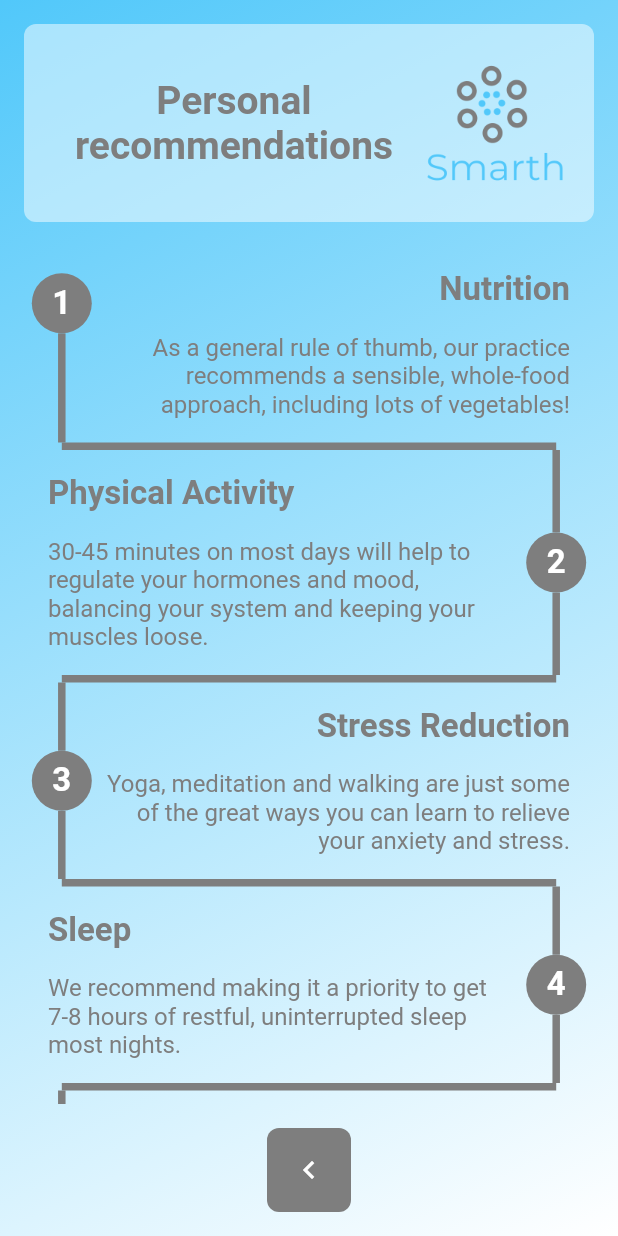
After one commit to olenapatsevko/smarth_mobile, a Flutter app: the MenuPage screen opened directly, after a tap on "Recommendations", on a phone screen of 412 x 824 dp. The commit adds this screen. Run offline on Flutter 3.47's test engine with Material 2 defaults, Android fonts, the phone set to English and light mode, and no system bars; drawn by our look-alikes of timeline_tile; our stand-ins replace google_fonts.

```diff
--- a/lib/src/menu.dart
+++ b/lib/src/menu.dart
@@ -1,5 +1,6 @@
 import 'package:flutter/material.dart';
 import 'package:smarth_app/src/elements/bouncing_button.dart';
+import 'package:smarth_app/src/reccomendations/recommendation.dart';
 import 'package:smarth_app/src/summary.dart';
 import 'package:url_launcher/url_launcher.dart';
 
@@ -75,7 +76,7 @@ class _MenuPageState extends State<MenuPage> {
   Widget _getSummary() {
     return InkWell(
       onTap: () {
-        Navigator.pop(
+        Navigator.push(
             context, MaterialPageRoute(builder: (context) => SummaryPage()));
       },
       child: Container(
@@ -104,7 +105,7 @@ class _MenuPageState extends State<MenuPage> {
     return InkWell(
       onTap: () {
         Navigator.push(
-            context, MaterialPageRoute(builder: (context) => LoginPage()));
+            context, MaterialPageRoute(builder: (context) => RecommendationRage()));
       },
       child: Container(
         width: MediaQuery.of(context).size.width,
@@ -156,7 +157,10 @@ class _MenuPageState extends State<MenuPage> {
   }
 
   Widget _title() {
-    return Image.asset('assets/logo.png');
+    return Image.asset('assets/logo.png',
+        width: 100,
+        height: 100,
+        fit:BoxFit.fill );
   }
 
   @override
--- /dev/null
+++ b/lib/src/reccomendations/recommendation.dart
@@ -0,0 +1,304 @@
+import 'dart:math';
+
+import 'package:flutter/material.dart';
+import 'package:google_fonts/google_fonts.dart';
+import 'package:timeline_tile/timeline_tile.dart';
+
+class RecommendationRage extends StatefulWidget {
+  @override
+  _RecommendationRageState createState() => _RecommendationRageState();
+}
+
+class _RecommendationRageState extends State<RecommendationRage> {
+  List<Recommendation> _steps;
+
+  @override
+  void initState() {
+    _steps = _generateData();
+    super.initState();
+  }
+
+  @override
+  Widget build(BuildContext context) {
+    return Container(
+      decoration: const BoxDecoration(
+        gradient: LinearGradient(
+          begin: Alignment.topLeft,
+          end: Alignment.bottomRight,
+          colors: [
+            Color(0xFF51C8FA),
+            Color(0xFFFFFFFF),
+          ],
+        ),
+      ),
+      child: Theme(
+        data: Theme.of(context).copyWith(
+          accentColor: const Color(0xFF51C8FA).withOpacity(0.2),
+        ),
+        child: SafeArea(
+          child: Scaffold(
+            backgroundColor: Colors.transparent,
+            body: Center(
+              child: Column(
+                children: <Widget>[
+                  _Header(),
+                  Expanded(
+                    child: CustomScrollView(
+                      slivers: <Widget>[_TimelineSteps(steps: _steps)],
+                    ),
+                  ),
+                  _error()
+                ],
+              ),
+            ),
+          ),
+        ),
+      ),
+    );
+  }
+
+  List<Recommendation> _generateData() {
+    return <Recommendation>[
+      const Recommendation(
+        step: 1,
+        title: 'Nutrition',
+        message:
+            'As a general rule of thumb, our practice recommends a sensible, whole-food approach, including lots of vegetables!',
+      ),
+      const Recommendation(
+        step: 2,
+        title: 'Physical Activity',
+        message:
+            '30-45 minutes on most days will help to regulate your hormones and mood, balancing your system and keeping your muscles loose.',
+      ),
+      const Recommendation(
+        step: 3,
+        title: 'Stress Reduction',
+        message:
+            'Yoga, meditation and walking are just some of the great ways you can learn to relieve your anxiety and stress.',
+      ),
+      const Recommendation(
+        step: 4,
+        title: 'Sleep',
+        message:
+            'We recommend making it a priority to get 7-8 hours of restful, uninterrupted sleep most nights.',
+      ),
+      const Recommendation(
+        step: 5,
+        title: 'Water Intake',
+        message:
+            'Bone broth, broth-based soups and foods with higher water content such as celery, tomatoes or melon can contribute to your daily goal!',
+      ),
+      const Recommendation(
+        step: 6,
+        title: 'Preventative Care',
+        message:
+            'First and Foremost, we recommend visiting us once a year for an Annual Physical (with potential routine bloodwork to monitor changes).',
+      ),
+      const Recommendation(
+        step: 7,
+        title: 'Limiting Excess Consumption or Exposure',
+        message:
+            'Red Meat, Caffeine, Nicotine, Alcohol, Sugar, Sunlight, Chemicals in the Workplace. (More detailed information coming soon, since in specific situations, some may have benefits in small quantities)',
+      ),
+    ];
+  }
+
+  Widget _error() {
+    return Container(
+        padding: const EdgeInsets.all(16),
+        margin: const EdgeInsets.all(16),
+        decoration: BoxDecoration(
+          color: const Color(0xFF7E7E7E),
+          borderRadius: const BorderRadius.all(Radius.circular(8)),
+        ),
+        child: InkWell(
+          onTap: () {
+            Navigator.pop(context);
+          },
+          child: Icon(Icons.keyboard_arrow_left, color: Colors.white),
+        ));
+  }
+}
+
+class _TimelineSteps extends StatelessWidget {
+  const _TimelineSteps({Key key, this.steps}) : super(key: key);
+
+  final List<Recommendation> steps;
+
+  @override
+  Widget build(BuildContext context) {
+    return SliverList(
+      delegate: SliverChildBuilderDelegate(
+        (BuildContext context, int index) {
+          if (index.isOdd)
+            return const TimelineDivider(
+              color: Color(0xFF7E7E7E),
+              thickness: 5,
+              begin: 0.1,
+              end: 0.9,
+            );
+
+          final int itemIndex = index ~/ 2;
+          final Recommendation step = steps[itemIndex];
+
+          final bool isLeftAlign = itemIndex.isEven;
+
+          final child = _TimelineStepsChild(
+            title: step.title,
+            subtitle: step.message,
+            isLeftAlign: isLeftAlign,
+          );
+
+          final isFirst = itemIndex == 0;
+          final isLast = itemIndex == steps.length - 1;
+          double indicatorY;
+          if (isFirst) {
+            indicatorY = 0.2;
+          } else if (isLast) {
+            indicatorY = 0.8;
+          } else {
+            indicatorY = 0.5;
+          }
+
+          return TimelineTile(
+            alignment: TimelineAlign.manual,
+            endChild: isLeftAlign ? child : null,
+            startChild: isLeftAlign ? null : child,
+            lineXY: isLeftAlign ? 0.1 : 0.9,
+            isFirst: isFirst,
+            isLast: isLast,
+            indicatorStyle: IndicatorStyle(
+              width: 40,
+              height: 40,
+              indicatorXY: indicatorY,
+              indicator: _TimelineStepIndicator(step: '${step.step}'),
+            ),
+            beforeLineStyle: const LineStyle(
+              color: Color(0xFF7E7E7E),
+              thickness: 5,
+            ),
+          );
+        },
+        childCount: max(0, steps.length * 2 - 1),
+      ),
+    );
+  }
+}
+
+class _TimelineStepIndicator extends StatelessWidget {
+  const _TimelineStepIndicator({Key key, this.step}) : super(key: key);
+
+  final String step;
+
+  @override
+  Widget build(BuildContext context) {
+    return Container(
+      decoration: const BoxDecoration(
+        shape: BoxShape.circle,
+        color: Color(0xFF7E7E7E),
+      ),
+      child: Center(
+        child: Text(
+          step,
+          style: GoogleFonts.roboto(
+            fontSize: 22,
+            color: Colors.white,
+            fontWeight: FontWeight.bold,
+          ),
+        ),
+      ),
+    );
+  }
+}
+
+class _TimelineStepsChild extends StatelessWidget {
+  const _TimelineStepsChild({
+    Key key,
+    this.title,
+    this.subtitle,
+    this.isLeftAlign,
+  }) : super(key: key);
+
+  final String title;
+  final String subtitle;
+  final bool isLeftAlign;
+
+  @override
+  Widget build(BuildContext context) {
+    return Padding(
+      padding: isLeftAlign
+          ? const EdgeInsets.only(right: 32, top: 16, bottom: 16, left: 10)
+          : const EdgeInsets.only(left: 32, top: 16, bottom: 16, right: 10),
+      child: Column(
+        crossAxisAlignment:
+            isLeftAlign ? CrossAxisAlignment.end : CrossAxisAlignment.start,
+        mainAxisSize: MainAxisSize.min,
+        children: <Widget>[
+          Text(
+            title,
+            textAlign: isLeftAlign ? TextAlign.right : TextAlign.left,
+            style: GoogleFonts.roboto(
+              fontSize: 22,
+              color: const Color(0xFF7E7E7E),
+              fontWeight: FontWeight.bold,
+            ),
+          ),
+          const SizedBox(height: 16),
+          Text(
+            subtitle,
+            textAlign: isLeftAlign ? TextAlign.right : TextAlign.left,
+            style: GoogleFonts.roboto(
+              fontSize: 16,
+              color: const Color(0xFF7E7E7E),
+            ),
+          ),
+        ],
+      ),
+    );
+  }
+}
+
+class _Header extends StatelessWidget {
+  @override
+  Widget build(BuildContext context) {
+    return Container(
+      padding: const EdgeInsets.all(16),
+      margin: const EdgeInsets.all(16),
+      decoration: BoxDecoration(
+        color: Colors.white.withOpacity(0.5),
+        borderRadius: const BorderRadius.all(Radius.circular(8)),
+      ),
+      child: Row(
+        children: <Widget>[
+          Expanded(
+            child: Text(
+              'Personal recommendations',
+              textAlign: TextAlign.center,
+              style: GoogleFonts.roboto(
+                fontSize: 26,
+                color: const Color(0xFF7E7E7E),
+                fontWeight: FontWeight.bold,
+              ),
+            ),
+          ),
+          Container(
+              child: Image.asset('assets/logo.png',
+                  width: 100, height: 100, fit: BoxFit.fill))
+        ],
+      ),
+    );
+  }
+}
+
+class Recommendation {
+  const Recommendation({
+    this.step,
+    this.title,
+    this.message,
+  });
+
+  final int step;
+  final String title;
+  final String message;
+}
--- a/lib/src/recommendations.dart
+++ /dev/null
@@ -1,79 +0,0 @@
-import 'package:flutter/material.dart';
-
-class RecommendationPage extends StatefulWidget {
-  RecommendationPage({Key key, this.title}) : super(key: key);
-
-  final String title;
-
-  @override
-  _RecommendationPageState createState() => _RecommendationPageState();
-}
-
-class _RecommendationPageState extends State<RecommendationPage> {
-  Widget _summary() {
-    return InkWell(
-      onTap: () {
-        Navigator.pop(context);
-      },
-      child: Container(
-        width: MediaQuery.of(context).size.width,
-        padding: EdgeInsets.symmetric(vertical: 13),
-        alignment: Alignment.center,
-        decoration: BoxDecoration(
-            borderRadius: BorderRadius.all(Radius.circular(5)),
-            boxShadow: <BoxShadow>[
-              BoxShadow(
-                  color: Color(0xff51c8fa).withAlpha(100),
-                  offset: Offset(2, 4),
-                  blurRadius: 8,
-                  spreadRadius: 2)
-            ],
-            color: Colors.white),
-        child: Icon(Icons.keyboard_arrow_left, color: Colors.black),
-      ),
-    );
-  }
-
-  Widget _title() {
-    return Image.asset('assets/logo.png');
-  }
-
-  @override
-  Widget build(BuildContext context) {
-    return Scaffold(
-      body: SingleChildScrollView(
-        child: Container(
-          padding: EdgeInsets.symmetric(horizontal: 20),
-          height: MediaQuery.of(context).size.height,
-          decoration: BoxDecoration(
-              borderRadius: BorderRadius.all(Radius.circular(5)),
-              boxShadow: <BoxShadow>[
-                BoxShadow(
-                    color: Colors.grey.shade200,
-                    offset: Offset(2, 4),
-                    blurRadius: 5,
-                    spreadRadius: 2)
-              ],
-              gradient: LinearGradient(
-                  begin: Alignment.topCenter,
-                  end: Alignment.bottomCenter,
-                  colors: [Colors.grey.shade200, Color(0xff51c8fa)])),
-          child: Column(
-            crossAxisAlignment: CrossAxisAlignment.center,
-            mainAxisAlignment: MainAxisAlignment.center,
-            children: <Widget>[
-              _title(),
-              SizedBox(
-                height: 80,
-              ),
-              _summary(),
-              SizedBox(
-                height: 20,
-              ),
-            ],
-          ),
-        ),
-      ),
-    );
-  }
-}
--- a/pubspec.yaml
+++ b/pubspec.yaml
@@ -24,12 +24,16 @@ dependencies:
   flutter:
     sdk: flutter
   url_launcher: ^5.7.10
+  timeline_tile: ^1.0.0
+  google_fonts: ^1.1.0
+  weather_icons: ^2.0.1
+  flutter_showcase: ^0.1.0
 
 
   # The following adds the Cupertino Icons font to your application.
   # Use with the CupertinoIcons class for iOS style icons.
   cupertino_icons: ^0.1.2
-  google_fonts: ^0.3.5
+
 
 dev_dependencies:
   flutter_test:
```
Also changed, not shown: pubspec.lock.
